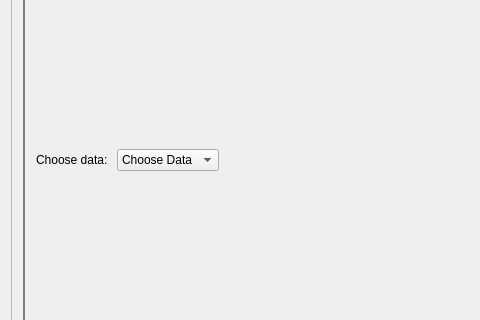
This is point_spectra_gui/ui/UI Files/01_mainwindow_normalization_no_min_max.ui in tisaconundrum2/PySAT-GUI as Qt 5 draws it before an edit; both pictures show x 0 to 480 and y 124 to 444 of the 581 by 843 pixel window. The edited form follows.
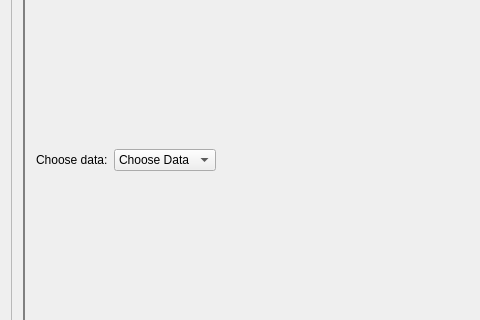
This is the edited form.

```diff
--- a/point_spectra_gui/ui/UI Files/01_mainwindow_normalization_no_min_max.ui
+++ b/point_spectra_gui/ui/UI Files/01_mainwindow_normalization_no_min_max.ui
@@ -65,7 +65,7 @@
              <item>
               <widget class="QLabel" name="regression_choosedata_label">
                <property name="text">
-                <string>Choose data: </string>
+                                                                <string>Choose data:</string>
                </property>
               </widget>
              </item>
```
Left out of the diff: 16 changed lines with no effect on the pictures. Lines whose indentation alone changed are shown as unchanged.
